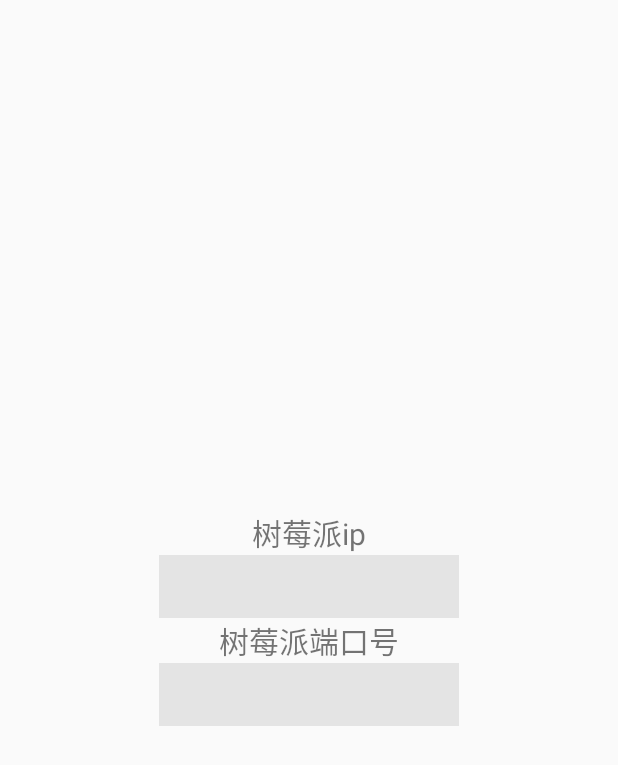
After one commit to Hash070/RaspberryCarControlApp, an Android app: the layout setting_layout.xml on its own in the app's theme, with its tools: preview values and no code run, on a phone screen of 412 x 824 dp. The commit adds this screen. Shown: the top 765 px of the screen. Run offline under Robolectric (Android 15) with nearby library versions, the phone set to English and light mode, and no system bars.

Commit message:
完成小车控制马达功能，完成小车控制舵机功能，完成小车ip和端口的设置功能

```diff
--- /dev/null
+++ b/app/src/main/res/drawable/mid_edittext_bg.xml
@@ -0,0 +1,15 @@
+<?xml version="1.0" encoding="utf-8"?>
+<shape xmlns:android="http://schemas.android.com/apk/res/android"
+    android:shape="rectangle"
+    >
+    <solid
+        android:color="#e2e2e2"
+        />
+    <corners
+        android:radius="1dp"
+        android:bottomLeftRadius="0dp"
+        android:bottomRightRadius="0dp"
+        android:topLeftRadius="0dp"
+        android:topRightRadius="0dp"
+        />
+</shape>
--- /dev/null
+++ b/app/src/main/res/layout/setting_layout.xml
@@ -0,0 +1,40 @@
+<?xml version="1.0" encoding="utf-8"?>
+<LinearLayout xmlns:android="http://schemas.android.com/apk/res/android"
+    android:layout_width="match_parent"
+    android:layout_height="match_parent"
+    android:gravity="center"
+    android:orientation="vertical">
+    <TextView
+        android:id="@+id/t1"
+        android:layout_width="wrap_content"
+        android:layout_height="wrap_content"
+        android:text="树莓派ip"
+        android:textSize="20dp" />
+
+    <EditText
+        android:id="@+id/ip_addr"
+        android:background="@drawable/mid_edittext_bg"
+        android:alpha="0.9"
+        android:layout_width="200dp"
+        android:layout_height="42dp"
+        android:inputType="text"
+        android:gravity="center"
+        android:maxLines="1" />
+    <TextView
+        android:id="@+id/t2"
+        android:layout_width="wrap_content"
+        android:layout_height="wrap_content"
+        android:text="树莓派端口号"
+        android:textSize="20dp" />
+
+    <EditText
+        android:id="@+id/port"
+        android:background="@drawable/mid_edittext_bg"
+        android:alpha="0.9"
+        android:layout_width="200dp"
+        android:layout_height="42dp"
+        android:inputType="text"
+        android:gravity="center"
+        android:maxLines="1" />
+
+</LinearLayout>
```
Also changed, not shown: app/src/main/java/top/hash070/rasp/MainActivity.java (+156 -40 lines), app/src/main/res/layout/activity_main.xml (+39 -8 lines).
